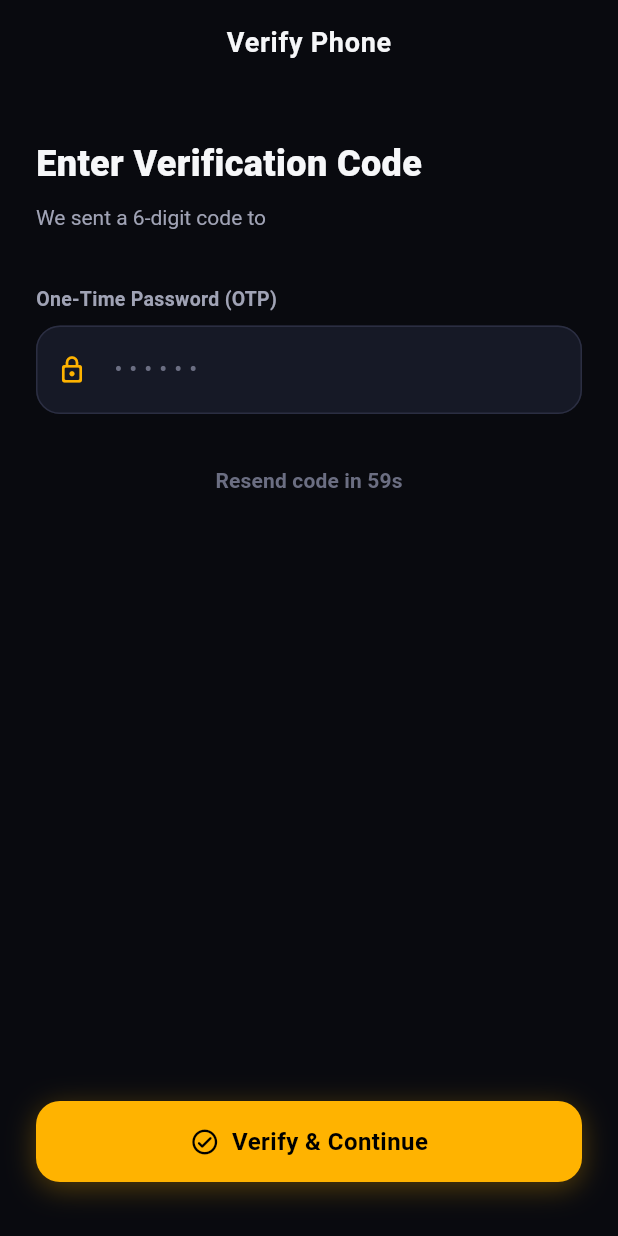
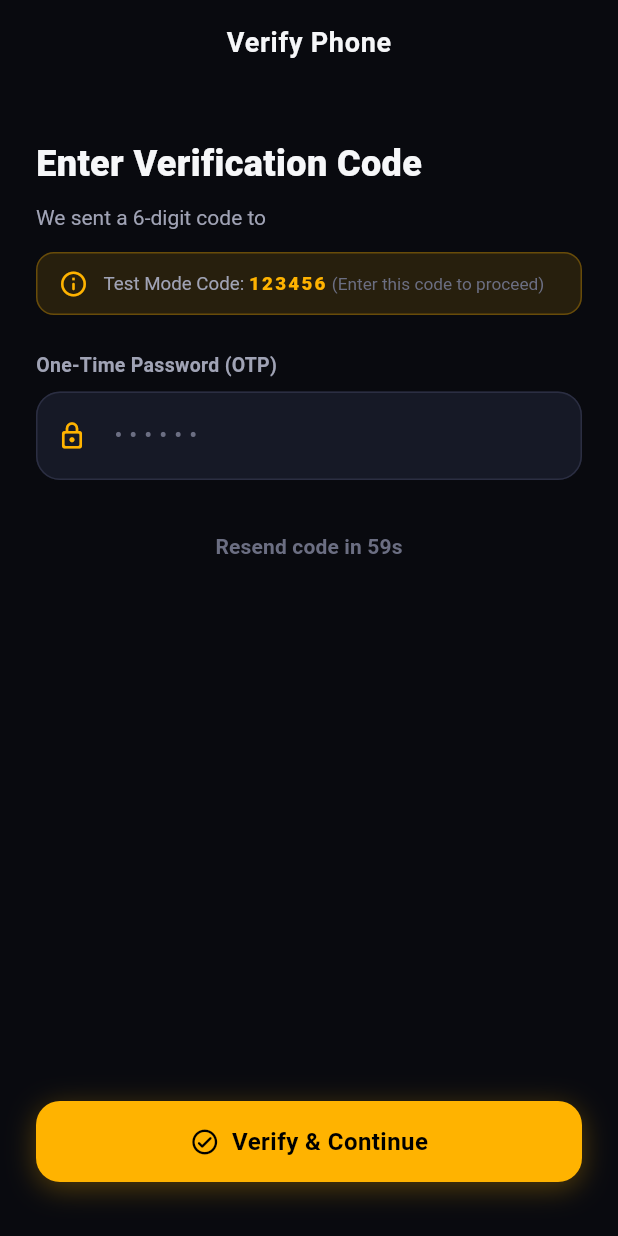
Before and after one commit to habtshd/date, a Flutter app: the OtpScreen screen opened by its route, on a phone screen of 412 x 824 dp. Run offline on Flutter 3.47's test engine with Material 3 defaults, Android fonts, the phone set to English and light mode, and no system bars; our stand-ins replace dio, flutter_riverpod, flutter_secure_storage, go_router, image_picker; accounts and stored records are empty.

Commit message:
feat(mobile): add test code 123456 guidance banner in registration and OTP screens

```diff
--- a/sovereign_dating/lib/features/auth/presentation/otp_screen.dart
+++ b/sovereign_dating/lib/features/auth/presentation/otp_screen.dart
@@ -147,7 +147,51 @@ class _OtpScreenState extends ConsumerState<OtpScreen> {
                   ],
                 ),
               ),
-              const SizedBox(height: 36),
+              const SizedBox(height: 14),
+              Container(
+                padding: const EdgeInsets.symmetric(horizontal: 14, vertical: 10),
+                decoration: BoxDecoration(
+                  color: AppTheme.primaryGold.withOpacity(0.12),
+                  borderRadius: BorderRadius.circular(12),
+                  border: Border.all(color: AppTheme.primaryGold.withOpacity(0.3)),
+                ),
+                child: Row(
+                  children: [
+                    const Icon(Icons.info_outline_rounded,
+                        color: AppTheme.primaryGold, size: 20),
+                    const SizedBox(width: 10),
+                    Expanded(
+                      child: RichText(
+                        text: const TextSpan(
+                          text: 'Test Mode Code: ',
+                          style: TextStyle(
+                            color: AppTheme.textSecondary,
+                            fontSize: 12.5,
+                          ),
+                          children: [
+                            TextSpan(
+                              text: '123456',
+                              style: TextStyle(
+                                color: AppTheme.primaryGold,
+                                fontWeight: FontWeight.w800,
+                                letterSpacing: 1.5,
+                              ),
+                            ),
+                            TextSpan(
+                              text: ' (Enter this code to proceed)',
+                              style: TextStyle(
+                                color: AppTheme.textMuted,
+                                fontSize: 11.5,
+                              ),
+                            ),
+                          ],
+                        ),
+                      ),
+                    ),
+                  ],
+                ),
+              ),
+              const SizedBox(height: 24),
               AppTextField(
                 controller: _otpController,
                 label: 'One-Time Password (OTP)',
```
Also changed, not shown: sovereign_dating/lib/features/auth/presentation/register_screen.dart (+25 -1 lines).
